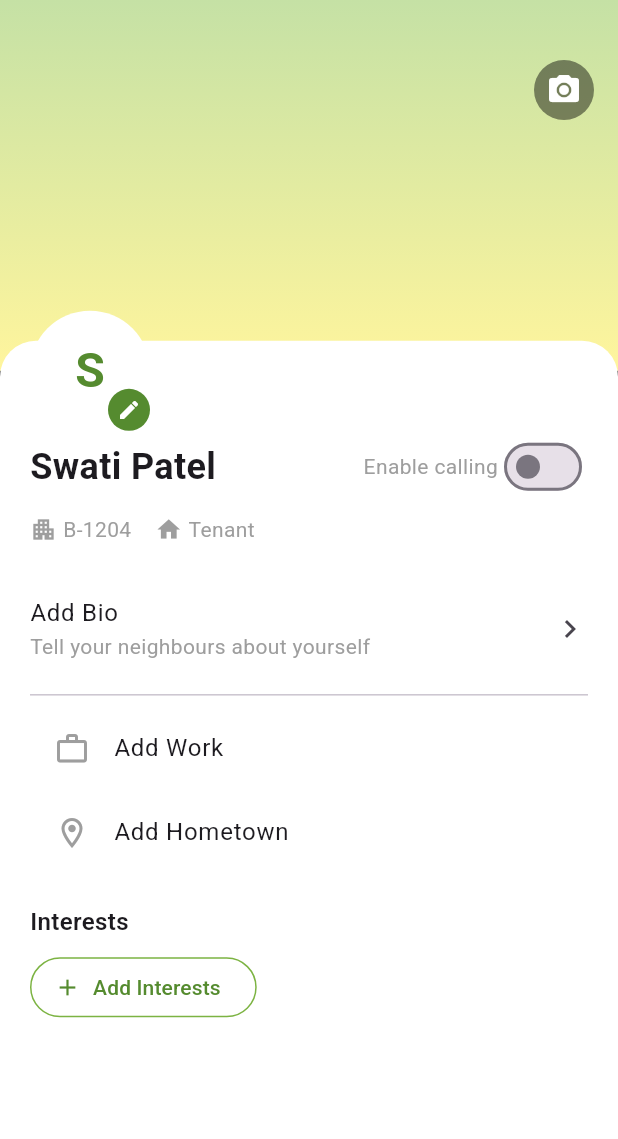
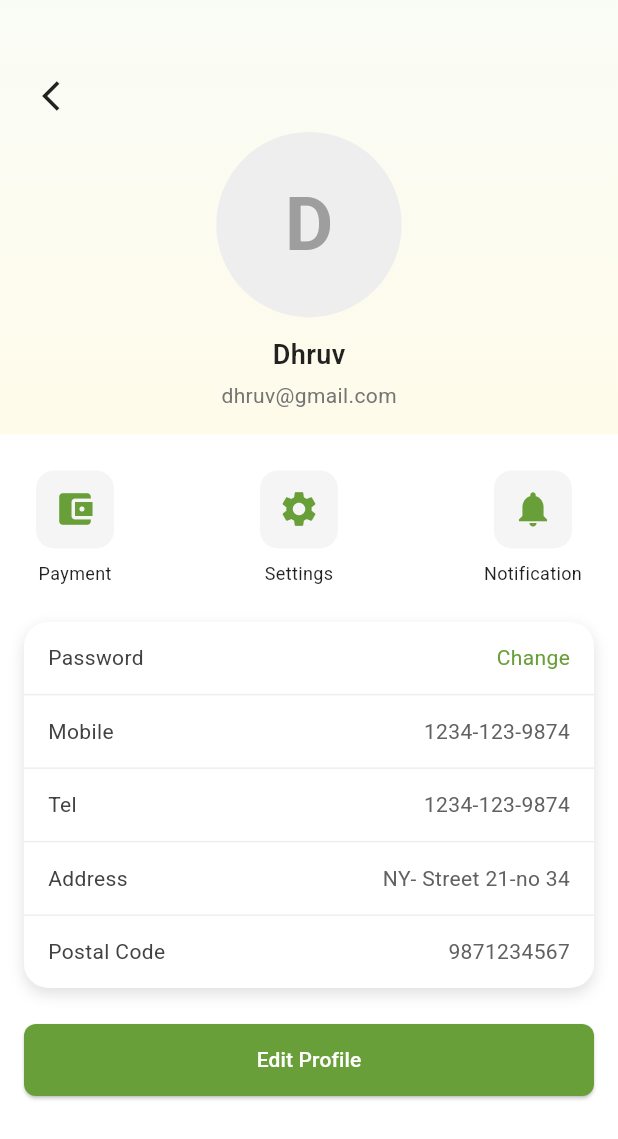
Before and after one commit to Jayskp/Get-Access, a Flutter app: the ProfilePage screen opened directly, on a phone screen of 412 x 824 dp. Shown: the top 1139 px of the screen. Run offline on Flutter 3.47's test engine with Material 3 defaults, Android fonts, the light colour scheme and no system bars; our stand-ins replace dotted_border, emoji_picker_flutter, file_picker, firebase_auth, firebase_core, firebase_database and 8 more; accounts and stored records are empty.

Commit message:
minor design chnages

```diff
--- a/lib/Profile.dart
+++ b/lib/Profile.dart
@@ -1,329 +1,221 @@
-import 'dart:io';
+import 'dart:typed_data';
 import 'package:flutter/material.dart';
 import 'package:image_picker/image_picker.dart';
 
 class ProfilePage extends StatefulWidget {
-  const ProfilePage({super.key});
+  const ProfilePage({Key? key}) : super(key: key);
 
   @override
   _ProfilePageState createState() => _ProfilePageState();
 }
 
 class _ProfilePageState extends State<ProfilePage> {
-  File? _coverImage;
-  File? _avatarImage;
-  bool _callingEnabled = false;
+  Uint8List? _avatarBytes;
+  final ImagePicker _picker = ImagePicker();
 
-  final Map<String, dynamic> _user = {
-    'name': 'Swati Patel',
-    'flat': 'B-1204',
-    'role': 'Tenant',
-    'bio': '',
-    'work': '',
-    'hometown': '',
-    'interests': <String>[],
-  };
-
-  Future<void> _pickImage(bool cover) async {
-    final picked = await ImagePicker().pickImage(source: ImageSource.gallery);
+  Future<void> _pickAvatar() async {
+    final XFile? picked = await _picker.pickImage(source: ImageSource.gallery);
     if (picked == null) return;
+    final bytes = await picked.readAsBytes();
     setState(() {
-      if (cover) {
-        _coverImage = File(picked.path);
-      } else {
-        _avatarImage = File(picked.path);
-      }
+      _avatarBytes = bytes;
     });
-  }
-
-  void _editField(String key, String label, {bool isList = false}) {
-    final controller = TextEditingController(
-      text: isList ? _user[key].join(', ') : _user[key].toString(),
-    );
-    showModalBottomSheet(
-      context: context,
-      builder:
-          (_) => Padding(
-            padding: const EdgeInsets.all(16),
-            child: Column(
-              mainAxisSize: MainAxisSize.min,
-              children: [
-                TextField(
-                  controller: controller,
-                  decoration: InputDecoration(labelText: label),
-                  maxLines: isList ? 1 : null,
-                ),
-                const SizedBox(height: 12),
-                ElevatedButton(
-                  onPressed: () {
-                    setState(() {
-                      if (isList) {
-                        _user[key] =
-                            controller.text
-                                .split(',')
-                                .map((e) => e.trim())
-                                .where((e) => e.isNotEmpty)
-                                .toList();
-                      } else {
-                        _user[key] = controller.text;
-                      }
-                    });
-                    Navigator.pop(context);
-                  },
-                  child: const Text('Save'),
-                ),
-              ],
-            ),
-          ),
-    );
   }
 
   @override
   Widget build(BuildContext context) {
+    final width = MediaQuery.of(context).size.width;
+    final avatarRadius = width * 0.15;
+
     return Scaffold(
-      backgroundColor: Colors.grey[900],
-      body: LayoutBuilder(
-        builder: (context, constraints) {
-          final bannerHeight = constraints.maxHeight * 0.3;
-          const avatarRadius = 40.0;
-          return Stack(
-            clipBehavior: Clip.none,
-            children: [
-              // Banner
-              Positioned(
-                top: 0,
-                left: 0,
-                right: 0,
-                height: bannerHeight,
-                child: Container(
-                  decoration: BoxDecoration(
-                    gradient: LinearGradient(
-                      colors: [
-                        Colors.lightGreen.shade200,
-                        Colors.yellow.shade200,
-                      ],
-                      begin: Alignment.topCenter,
-                      end: Alignment.bottomCenter,
+      backgroundColor: Colors.white,
+      body: SingleChildScrollView(
+        child: Column(
+          crossAxisAlignment: CrossAxisAlignment.stretch,
+          children: [
+            Container(
+              padding: const EdgeInsets.only(top: 0, bottom: 16),
+              decoration: BoxDecoration(
+                gradient: LinearGradient(
+                  colors: [
+                    Colors.lightGreen.shade200.withOpacity(0.1),
+                    Colors.yellow.shade600.withOpacity(0.1),
+                  ],
+                  begin: Alignment.topCenter,
+                  end: Alignment.bottomCenter,
+                ),
+              ),
+              child: Column(
+                mainAxisAlignment: MainAxisAlignment.center,
+                children: [
+                  Padding(
+                    padding: const EdgeInsets.only(top: 40, left: 16),
+                    child: Align(
+                      alignment: Alignment.centerLeft,
+                      child: IconButton(
+                        icon: const Icon(Icons.arrow_back_ios, color: Colors.black87),
+                        onPressed: () => Navigator.pop(context),
+                      ),
                     ),
                   ),
-                  child:
-                      _coverImage != null
-                          ? Image.file(
-                            _coverImage!,
-                            fit: BoxFit.cover,
-                            width: double.infinity,
-                          )
+                  GestureDetector(
+                    onTap: _pickAvatar,
+                    child: CircleAvatar(
+                      radius: avatarRadius,
+                      backgroundColor: Colors.grey.shade200,
+                      backgroundImage: _avatarBytes != null
+                          ? MemoryImage(_avatarBytes!)
                           : null,
-                ),
-              ),
-              // White panel behind avatar
-              Positioned(
-                top: bannerHeight - avatarRadius / 2,
-                left: 0,
-                right: 0,
-                bottom: 0,
-                child: Container(
-                  padding: const EdgeInsets.fromLTRB(
-                    20,
-                    avatarRadius + 20,
-                    20,
-                    20,
-                  ),
-                  decoration: const BoxDecoration(
-                    color: Colors.white,
-                    borderRadius: BorderRadius.vertical(
-                      top: Radius.circular(24),
+                      child: _avatarBytes == null
+                          ? Text(
+                        'D',
+                        style: TextStyle(
+                          fontSize: avatarRadius * 0.8,
+                          fontWeight: FontWeight.bold,
+                          color: Colors.grey,
+                        ),
+                      )
+                          : null,
                     ),
                   ),
-                  child: SingleChildScrollView(
-                    child: Column(
-                      crossAxisAlignment: CrossAxisAlignment.start,
-                      children: [
-                        // Name and switch
-                        Row(
-                          mainAxisAlignment: MainAxisAlignment.spaceBetween,
-                          children: [
-                            Text(
-                              _user['name'],
-                              style: const TextStyle(
-                                fontSize: 24,
-                                fontWeight: FontWeight.bold,
-                              ),
-                            ),
-                            Row(
-                              children: [
-                                const Text(
-                                  'Enable calling',
-                                  style: TextStyle(color: Colors.grey),
-                                ),
-                                Switch(
-                                  activeColor: Colors.lightGreen.shade600,
-                                  value: _callingEnabled,
-                                  onChanged:
-                                      (v) =>
-                                          setState(() => _callingEnabled = v),
-                                ),
-                              ],
-                            ),
-                          ],
-                        ),
-                        const SizedBox(height: 8),
-                        Row(
-                          children: [
-                            const Icon(
-                              Icons.apartment,
-                              size: 18,
-                              color: Colors.grey,
-                            ),
-                            const SizedBox(width: 4),
-                            Text(
-                              _user['flat'],
-                              style: const TextStyle(color: Colors.grey),
-                            ),
-                            const SizedBox(width: 16),
-                            const Icon(
-                              Icons.home,
-                              size: 18,
-                              color: Colors.grey,
-                            ),
-                            const SizedBox(width: 4),
-                            Text(
-                              _user['role'],
-                              style: const TextStyle(color: Colors.grey),
-                            ),
-                          ],
-                        ),
-                        const SizedBox(height: 20),
-                        ListTile(
-                          contentPadding: EdgeInsets.zero,
-                          title: Text(
-                            _user['bio'].isEmpty ? 'Add Bio' : _user['bio'],
-                          ),
-                          subtitle: const Text(
-                            'Tell your neighbours about yourself',
-                            style: TextStyle(color: Colors.grey),
-                          ),
-                          trailing: const Icon(Icons.chevron_right),
-                          onTap: () => _editField('bio', 'Bio'),
-                        ),
-                        const Divider(),
-                        ListTile(
-                          leading: const Icon(
-                            Icons.work_outline,
-                            color: Colors.grey,
-                          ),
-                          title: Text(
-                            _user['work'].isEmpty ? 'Add Work' : _user['work'],
-                          ),
-                          onTap: () => _editField('work', 'Work'),
-                        ),
-                        ListTile(
-                          leading: const Icon(
-                            Icons.location_on_outlined,
-                            color: Colors.grey,
-                          ),
-                          title: Text(
-                            _user['hometown'].isEmpty
-                                ? 'Add Hometown'
-                                : _user['hometown'],
-                          ),
-                          onTap: () => _editField('hometown', 'Hometown'),
-                        ),
-                        const SizedBox(height: 20),
-                        const Text(
-                          'Interests',
-                          style: TextStyle(
-                            fontSize: 16,
-                            fontWeight: FontWeight.w600,
-                          ),
-                        ),
-                        const SizedBox(height: 8),
-                        OutlinedButton.icon(
-                          onPressed:
-                              () => _editField(
-                                'interests',
-                                'Interests',
-                                isList: true,
-                              ),
-                          icon: Icon(
-                            Icons.add,
-                            color: Colors.lightGreen.shade800,
-                          ),
-                          label: Text(
-                            'Add Interests',
-                            style: TextStyle(color: Colors.lightGreen.shade800),
-                          ),
-                          style: OutlinedButton.styleFrom(
-                            side: BorderSide(color: Colors.lightGreen.shade600),
-                          ),
-                        ),
-                        const SizedBox(height: 30),
-                      ],
+                  const SizedBox(height: 12),
+                  Text(
+                    'Dhruv',
+                    style: TextStyle(
+                      fontSize: 18,
+                      fontWeight: FontWeight.w600,
+                      color: Colors.black87,
                     ),
                   ),
-                ),
+                  const SizedBox(height: 4),
+                  Text(
+                    'dhruv@gmail.com',
+                    style: TextStyle(
+                      fontSize: 14,
+                      color: Colors.grey.shade600,
+                    ),
+                  ),
+                ],
               ),
-              // Banner camera icon
-              Positioned(
-                top: 40,
-                right: 16,
-                child: CircleAvatar(
-                  backgroundColor: Colors.black45,
-                  child: IconButton(
-                    icon: const Icon(Icons.camera_alt, color: Colors.white),
-                    onPressed: () => _pickImage(true),
-                  ),
-                ),
+            ),
+            const SizedBox(height: 24),
+            // Icon buttons row
+            Padding(
+              padding: const EdgeInsets.symmetric(horizontal: 24),
+              child: Row(
+                mainAxisAlignment: MainAxisAlignment.spaceBetween,
+                children: [
+                  _iconButton(Icons.account_balance_wallet, 'Payment'),
+                  _iconButton(Icons.settings, 'Settings'),
+                  _iconButton(Icons.notifications, 'Notification'),
+                ],
               ),
-              // Avatar on top
-              Positioned(
-                top: constraints.maxHeight * 0.3 - avatarRadius,
-                left: 20,
-                child: Stack(
-                  children: [
-                    CircleAvatar(
-                      radius: avatarRadius,
-                      backgroundColor: Colors.white,
-                      backgroundImage:
-                          _avatarImage != null
-                              ? FileImage(_avatarImage!)
-                              : null,
-                      child:
-                          _avatarImage == null
-                              ? Text(
-                                _user['name'][0],
-                                style: TextStyle(
-                                  fontSize: 32,
-                                  fontWeight: FontWeight.bold,
-                                  color: Colors.lightGreen.shade800,
-                                ),
-                              )
-                              : null,
-                    ),
-                    Positioned(
-                      bottom: 0,
-                      right: 0,
-                      child: CircleAvatar(
-                        radius: 14,
-                        backgroundColor: Colors.lightGreen.shade800,
-                        child: IconButton(
-                          padding: EdgeInsets.zero,
-                          icon: const Icon(
-                            Icons.edit,
-                            size: 16,
-                            color: Colors.white,
-                          ),
-                          onPressed: () => _pickImage(false),
-                        ),
-                      ),
+            ),
+            const SizedBox(height: 24),
+            // Details card
+            Padding(
+              padding: const EdgeInsets.symmetric(horizontal: 16),
+              child: Container(
+                decoration: BoxDecoration(
+                  color: Colors.white,
+                  borderRadius: BorderRadius.circular(16),
+                  boxShadow: [
+                    BoxShadow(
+                      color: Colors.black12,
+                      blurRadius: 8,
+                      offset: const Offset(0, 4),
                     ),
                   ],
                 ),
+                child: Column(
+                  children: [
+                    _infoRow('Password', 'Change', true),
+                    _divider(),
+                    _infoRow('Mobile', '1234-123-9874', false),
+                    _divider(),
+                    _infoRow('Tel', '1234-123-9874', false),
+                    _divider(),
+                    _infoRow('Address', 'NY- Street 21-no 34', false),
+                    _divider(),
+                    _infoRow('Postal Code', '9871234567', false),
+                  ],
+                ),
               ),
-            ],
-          );
-        },
+            ),
+            const SizedBox(height: 24),
+            // Edit button
+            Padding(
+              padding: const EdgeInsets.symmetric(horizontal: 16),
+              child: ElevatedButton(
+                style: ElevatedButton.styleFrom(
+                  backgroundColor: Colors.lightGreen.shade700,
+                  padding: const EdgeInsets.symmetric(vertical: 14),
+                  shape: RoundedRectangleBorder(
+                      borderRadius: BorderRadius.circular(8)),
+                ),
+                onPressed: () {},
+                child: const Text(
+                  'Edit Profile',
+                  style: TextStyle(fontSize: 14, color: Colors.white),
+                ),
+              ),
+            ),
+            const SizedBox(height: 24),
+          ],
+        ),
       ),
     );
   }
+
+  Widget _iconButton(IconData icon, String label) {
+    return Column(
+      children: [
+        Container(
+          padding: const EdgeInsets.all(12),
+          decoration: BoxDecoration(
+            color: Colors.grey.shade100,
+            borderRadius: BorderRadius.circular(12),
+          ),
+          child: Icon(icon, size: 28, color: Colors.lightGreen.shade700),
+        ),
+        const SizedBox(height: 8),
+        Text(
+          label,
+          style: const TextStyle(fontSize: 12, color: Colors.black87),
+        ),
+      ],
+    );
+  }
+
+  Widget _infoRow(String title, String value, bool actionable) {
+    return InkWell(
+      onTap: actionable ? () {} : null,
+      child: Padding(
+        padding: const EdgeInsets.symmetric(horizontal: 16, vertical: 14),
+        child: Row(
+          mainAxisAlignment: MainAxisAlignment.spaceBetween,
+          children: [
+            Text(
+              title,
+              style: TextStyle(fontSize: 14, color: Colors.grey.shade800),
+            ),
+            Text(
+              value,
+              style: TextStyle(
+                fontSize: 14,
+                color: actionable
+                    ? Colors.lightGreen.shade700
+                    : Colors.grey.shade700,
+              ),
+            ),
+          ],
+        ),
+      ),
+    );
+  }
+
+  Widget _divider() => Container(
+    height: 1,
+    color: Colors.grey.shade200,
+  );
 }
--- a/lib/screens/InviteGuest.dart
+++ b/lib/screens/InviteGuest.dart
@@ -211,6 +211,7 @@ class _InviteGuestState extends State<InviteGuest> {
                                 label: Text(
                                   'Contacts',
                                   style: TextStyle(
+                                    color: Colors.white,
                                     fontSize: 16,
                                     fontWeight: FontWeight.w600,
                                   ),
@@ -243,6 +244,7 @@ class _InviteGuestState extends State<InviteGuest> {
                           child: Text(
                             'Add Guest',
                             style: TextStyle(
+                              color: Colors.white,
                               fontSize: 16,
                               fontWeight: FontWeight.w600,
                             ),
```
